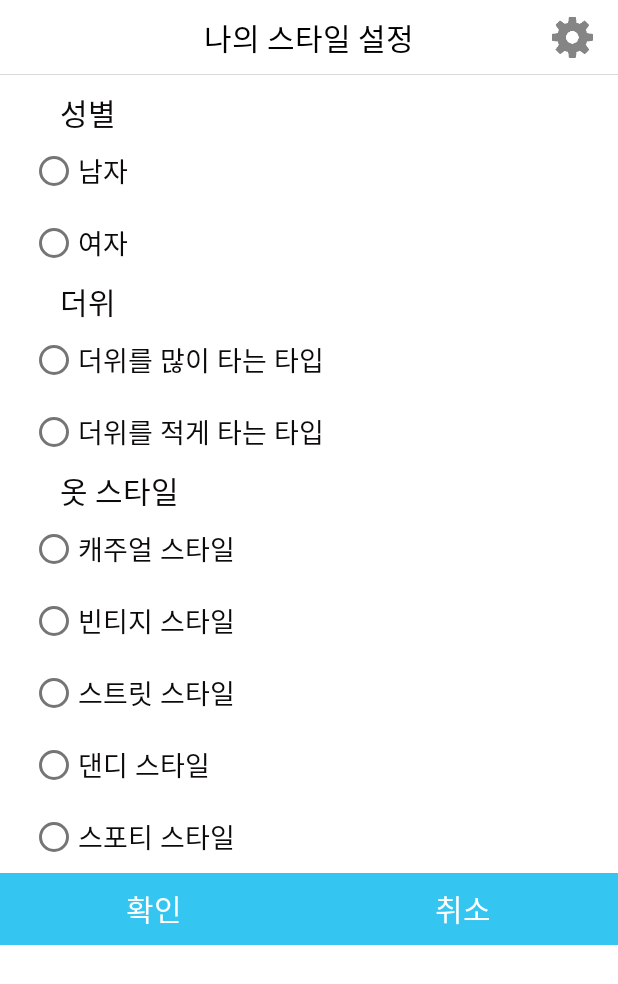
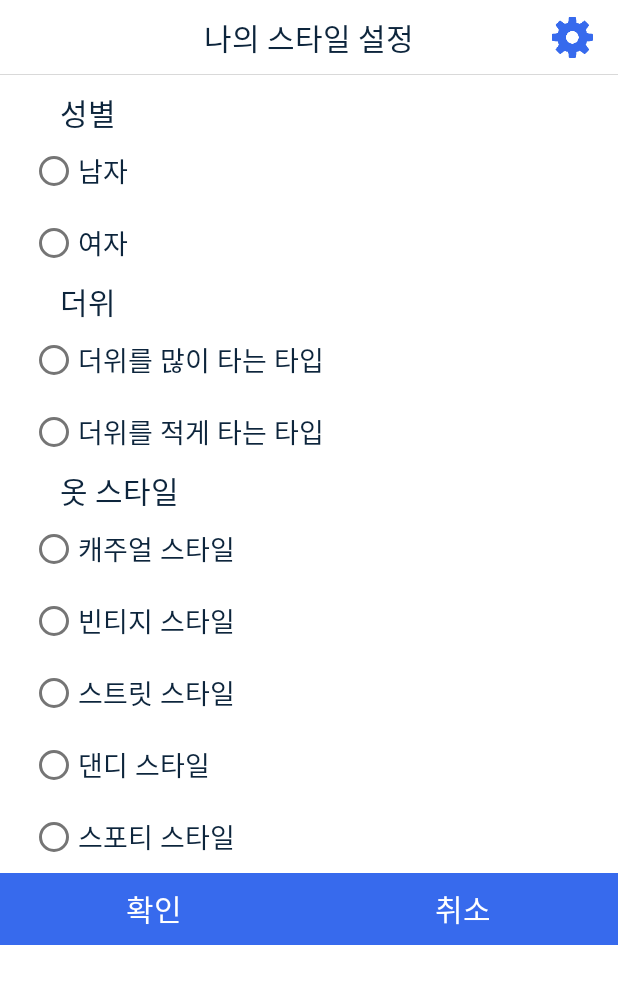
Before and after one commit to KamaTAEWOO/TodaysClothesKotlinVersion, an Android app: the screen it shows after launch (MyStyleSurveyActivity), on a phone screen of 412 x 824 dp. Shown: the top 984 px of the screen. Run offline under Robolectric (Android 15) with nearby library versions, the phone set to English and light mode, and no system bars; our stand-ins replace Dagger/Hilt's generated code, Timber.

Commit message:
[feat] 메인 색상 변경

```diff
--- a/design/src/main/res/layout/layout_appbar.xml
+++ b/design/src/main/res/layout/layout_appbar.xml
@@ -13,7 +13,7 @@
         android:layout_marginTop="10dp"
         android:layout_marginBottom="10dp"
         android:text="Test"
-        android:textColor="@android:color/black"
+        android:textColor="@color/main_tv"
         app:layout_constraintBottom_toBottomOf="parent"
         app:layout_constraintEnd_toEndOf="parent"
         app:layout_constraintStart_toStartOf="parent"
@@ -25,6 +25,7 @@
         android:layout_height="30dp"
         android:layout_marginEnd="15dp"
         android:background="@drawable/setting"
+        android:backgroundTint="@color/main_color"
         android:contentDescription="설정버튼"
         app:layout_constraintBottom_toBottomOf="@id/tv_title"
         app:layout_constraintEnd_toEndOf="parent"
--- a/design/src/main/res/values/colors.xml
+++ b/design/src/main/res/values/colors.xml
@@ -8,8 +8,8 @@
     <color name="black">#FF000000</color>
     <color name="white">#FFFFFFFF</color>
 
-    <color name="main_color">#34C5F0</color>
-    <color name="main_tv">#0C0A0A</color>
+    <color name="main_color">#376AED</color>
+    <color name="main_tv">#0D253C</color>
 
     <color name="light_silver">#FFD9D9D9</color>
     <color name="chinese_black_26">#FF421414</color>
--- a/presentation/src/main/res/layout/item_hour_weather.xml
+++ b/presentation/src/main/res/layout/item_hour_weather.xml
@@ -9,6 +9,7 @@
         android:layout_width="70dp"
         android:layout_height="wrap_content"
         android:gravity="center"
+        android:textColor="@color/main_tv"
         style="@style/nanumsquare_bold_20"
         android:background="@drawable/bg_line_bleak"/>
 
@@ -17,6 +18,7 @@
         android:layout_width="70dp"
         android:layout_height="wrap_content"
         android:gravity="center"
+        android:textColor="@color/main_tv"
         style="@style/nanumsquare_bold_20"
         android:background="@drawable/bg_line_bleak"/>
 </LinearLayout>
```
Also changed, not shown: presentation/src/main/res/layout/fragment_weather.xml (+12 -11 lines).
